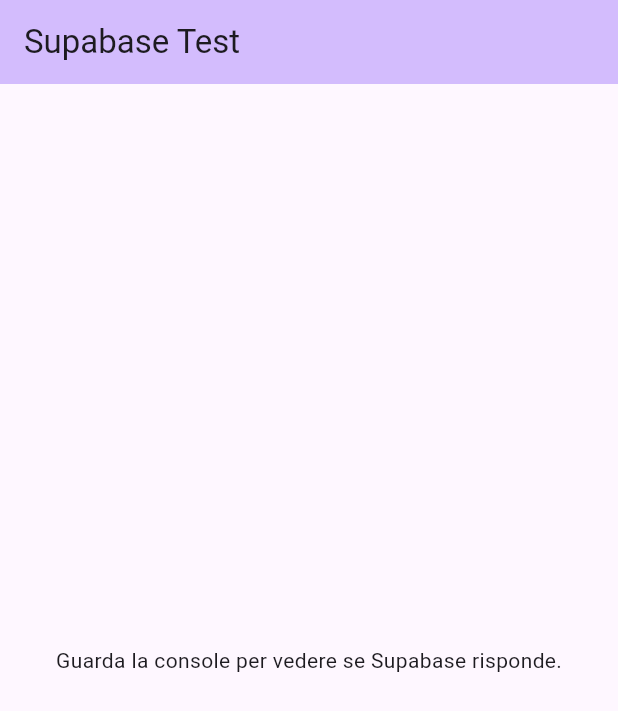
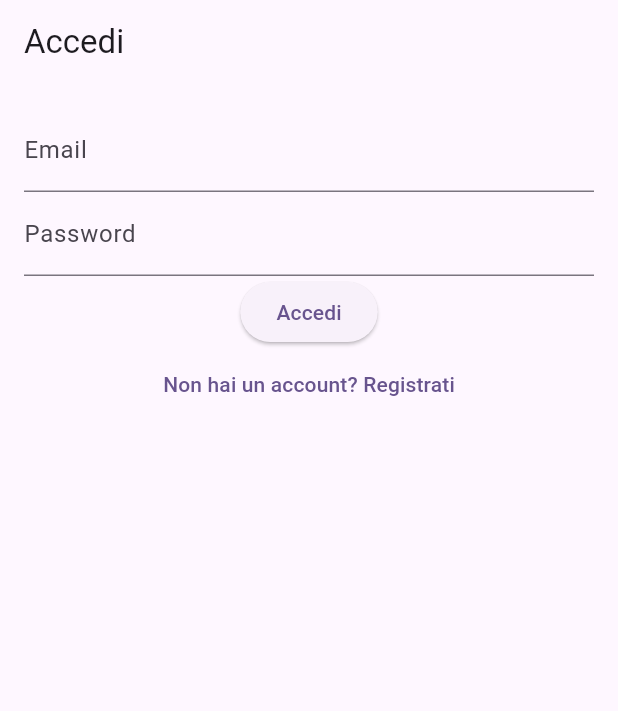
Before and after one commit to Leonardomoratti340/Supabase, a Flutter app: the screen it shows after launch, on a phone screen of 412 x 824 dp. Shown: the top 711 px of the screen. Run offline on Flutter 3.47's test engine with Material 3 defaults, Android fonts, the light colour scheme and no system bars; our stand-ins replace flutter_dotenv, supabase_flutter; accounts and stored records are empty.

Commit message:
Fatte pagine login e register

```diff
--- a/lib/main.dart
+++ b/lib/main.dart
@@ -1,6 +1,11 @@
 import 'package:flutter/material.dart';
+import 'package:flutter_supabase/viewmodel/auth_view_model.dart';
+import 'package:flutter_supabase/views/auth/login_view.dart';
+import 'package:flutter_supabase/views/home_view.dart';
+import 'package:provider/provider.dart';
 import 'package:supabase_flutter/supabase_flutter.dart';
 
+// Creiamo un'istanza globale (opzionale, ma comodissima) per accedere al database da qualsiasi file
 final supabase = Supabase.instance.client;
 
 Future<void> main() async {
@@ -19,12 +24,21 @@
 
   @override
   Widget build(BuildContext context) {
-    return MaterialApp(
-      title: 'Supabase App',
-      theme: ThemeData(
-        colorScheme: ColorScheme.fromSeed(seedColor: Colors.deepPurple),
+    return ChangeNotifierProvider(
+      create: (_) => AuthViewModel(),
+      child: Consumer<AuthViewModel>(
+        builder: (context, auth, child) {
+          return MaterialApp(
+          title: 'Supabase App',
+        theme: ThemeData(
+          colorScheme: ColorScheme.fromSeed(seedColor: Colors.deepPurple),
+        ),
+        home: auth.session != null ? const HomeView() : const LoginView()
+      );
+      },
+
+
       ),
-      home: const MyHomePage(title: 'Supabase Test'),
     );
   }
 }
--- /dev/null
+++ b/lib/views/auth/login_view.dart
@@ -0,0 +1,42 @@
+import 'package:flutter/material.dart';
+import 'package:flutter_supabase/viewmodel/auth_view_model.dart';
+import 'package:flutter_supabase/views/auth/register_view.dart';
+import 'package:flutter_supabase/views/home_view.dart';
+import 'package:provider/provider.dart';
+
+class LoginView extends StatelessWidget {
+  const LoginView({super.key});
+
+  @override
+  Widget build(BuildContext context) {
+    final vm = Provider.of<AuthViewModel>(context);
+    final emailController = TextEditingController();
+    final passwordController = TextEditingController();
+
+    return Scaffold(
+      appBar: AppBar(title: Text("Accedi")),
+      body: vm.isLoading
+          ? const Center(child: CircularProgressIndicator())
+          : Padding(padding: const EdgeInsets.all(16), child: Column(children: [
+            TextField(
+              controller: emailController,
+              decoration: const InputDecoration(labelText: "Email"),
+            ),
+            TextField(
+              controller: passwordController,
+              decoration: const InputDecoration(labelText: "Password"),
+              obscureText: true,
+            ),
+            ElevatedButton(onPressed: ()async{
+              await vm.login(emailController.text, passwordController.text);
+              if(vm.session != null) {
+                Navigator.pushReplacement(context, MaterialPageRoute(builder: (_)=> HomeView()));
+              }
+            }, child: Text("Accedi")),
+            TextButton(onPressed: (){
+              Navigator.push(context, MaterialPageRoute(builder: (_)=> const RegisterView()));
+            }, child: const Text("Non hai un account? Registrati"))
+          ],)),
+    );
+  }
+}
```
Also changed, not shown: lib/views/auth/register_view.dart (added, +44 -0 lines), lib/views/home_view.dart (added, +30 -0 lines).
